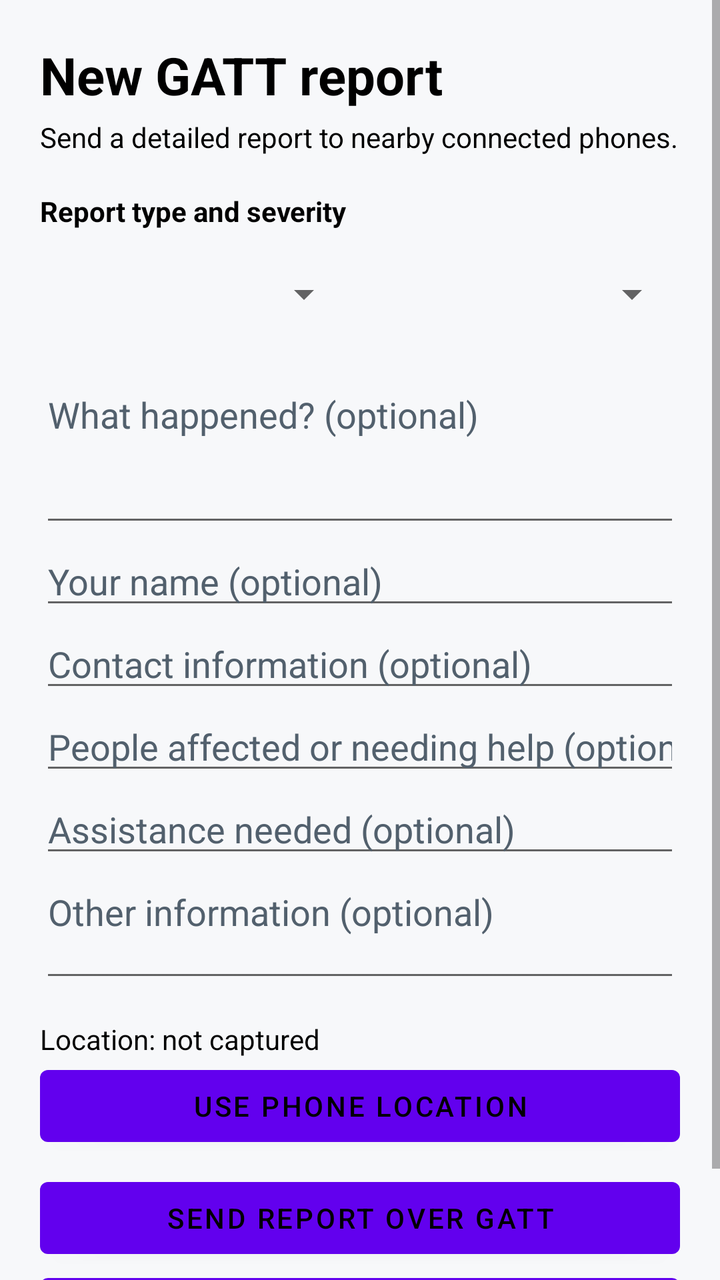
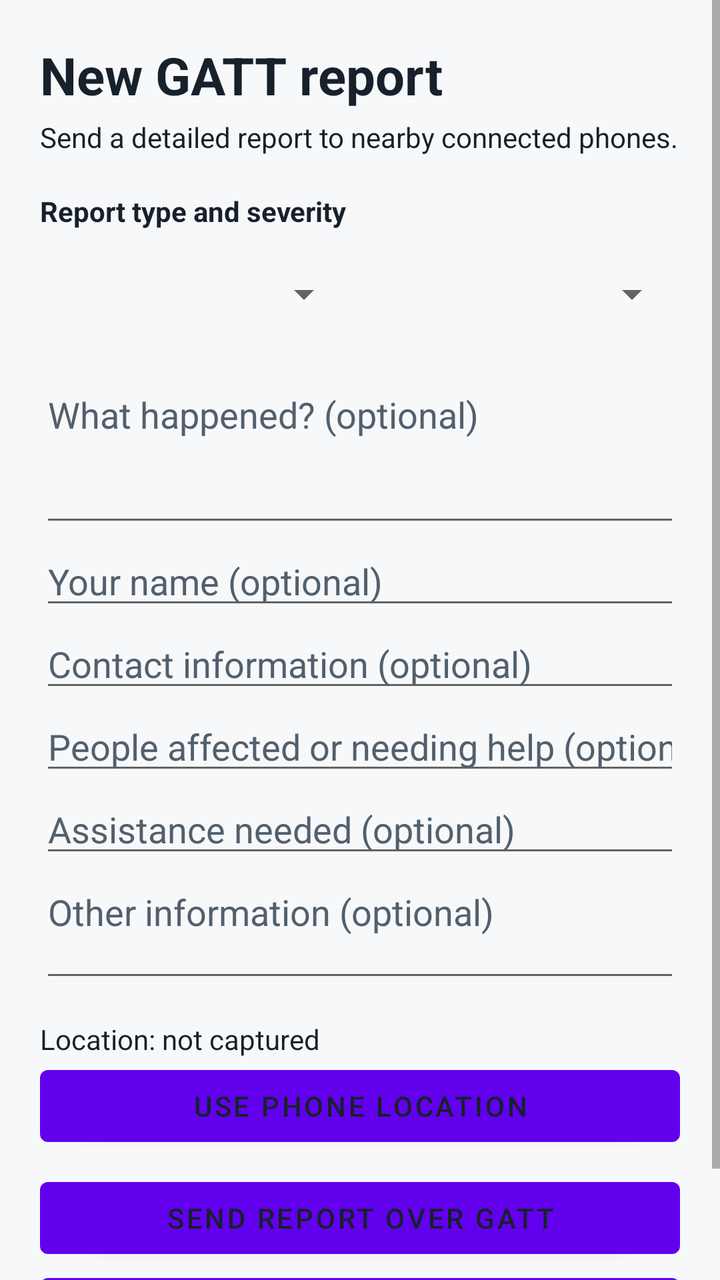

Compare the two renders of this Android layout. The source of the first and the diff that turns it into the second are given below.
<!-- AndroidManifest.xml: application theme Theme.BLEPrototype -->
<!-- res/layout/activity_gatt_report.xml -->
<?xml version="1.0" encoding="utf-8"?>
<ScrollView xmlns:android="http://schemas.android.com/apk/res/android"
    android:layout_width="match_parent"
    android:layout_height="match_parent"
    android:background="#F7F8FA"
    android:fillViewport="true">

    <LinearLayout
        android:layout_width="match_parent"
        android:layout_height="wrap_content"
        android:orientation="vertical"
        android:padding="20dp">

        <TextView
            android:layout_width="match_parent"
            android:layout_height="wrap_content"
            android:text="New GATT report"
            android:textColor="#000000"
            android:textSize="26sp"
            android:textStyle="bold" />

        <TextView
            android:layout_width="match_parent"
            android:layout_height="wrap_content"
            android:layout_marginTop="4dp"
            android:text="Send a detailed report to nearby connected phones."
            android:textColor="#000000"
            android:textSize="14sp" />

        <TextView
            android:layout_width="match_parent"
            android:layout_height="wrap_content"
            android:layout_marginTop="18dp"
            android:text="Report type and severity"
            android:textColor="#000000"
            android:textStyle="bold" />

        <LinearLayout
            android:layout_width="match_parent"
            android:layout_height="wrap_content"
            android:layout_marginTop="6dp"
            android:orientation="horizontal">

            <Spinner
                android:id="@+id/report_type"
                android:layout_width="0dp"
                android:layout_height="52dp"
                android:popupBackground="#000000"
                android:layout_weight="1" />

            <Spinner
                android:id="@+id/report_severity"
                android:layout_width="0dp"
                android:layout_height="52dp"
                android:layout_marginStart="8dp"
                android:popupBackground="#000000"
                android:layout_weight="1" />
        </LinearLayout>

        <EditText
            android:id="@+id/report_description"
            android:layout_width="match_parent"
            android:layout_height="wrap_content"
            android:layout_marginTop="12dp"
            android:gravity="top"
            android:hint="What happened? (optional)"
            android:textColor="#000000"
            android:textColorHint="#52606D"
            android:inputType="textCapSentences|textMultiLine"
            android:minLines="3" />

        <EditText
            android:id="@+id/report_reporter"
            android:layout_width="match_parent"
            android:layout_height="wrap_content"
            android:hint="Your name (optional)"
            android:textColor="#000000"
            android:textColorHint="#52606D"
            android:inputType="textPersonName" />

        <EditText
            android:id="@+id/report_contact"
            android:layout_width="match_parent"
            android:layout_height="wrap_content"
            android:hint="Contact information (optional)"
            android:textColor="#000000"
            android:textColorHint="#52606D"
            android:inputType="text" />

        <EditText
            android:id="@+id/report_people"
            android:layout_width="match_parent"
            android:layout_height="wrap_content"
            android:hint="People affected or needing help (optional)"
            android:textColor="#000000"
            android:textColorHint="#52606D"
            android:inputType="text" />

        <EditText
            android:id="@+id/report_assistance"
            android:layout_width="match_parent"
            android:layout_height="wrap_content"
            android:hint="Assistance needed (optional)"
            android:textColor="#000000"
            android:textColorHint="#52606D"
            android:inputType="textCapSentences" />

        <EditText
            android:id="@+id/report_notes"
            android:layout_width="match_parent"
            android:layout_height="wrap_content"
            android:gravity="top"
            android:hint="Other information (optional)"
            android:textColor="#000000"
            android:textColorHint="#52606D"
            android:inputType="textCapSentences|textMultiLine"
            android:minLines="2" />

        <TextView
            android:id="@+id/report_location"
            android:layout_width="match_parent"
            android:layout_height="wrap_content"
            android:layout_marginTop="14dp"
            android:text="Location: not captured"
            android:textColor="#000000"
            android:textSize="14sp" />

        <Button
            android:id="@+id/report_location_button"
            android:layout_width="match_parent"
            android:layout_height="wrap_content"
            android:textColor="#000000"
            android:text="Use phone location" />

        <Button
            android:id="@+id/report_send_button"
            android:layout_width="match_parent"
            android:layout_height="wrap_content"
            android:layout_marginTop="8dp"
            android:textColor="#000000"
            android:text="Send report over GATT" />

        <Button
            android:id="@+id/report_cancel_button"
            android:layout_width="match_parent"
            android:layout_height="wrap_content"
            android:textColor="#000000"
            android:text="Cancel" />
    </LinearLayout>
</ScrollView>
<!-- resources referenced by this layout -->
<resources>
  <style name="Theme.BLEPrototype" parent="Theme.MaterialComponents.DayNight.NoActionBar">
          <item name="android:statusBarColor">@android:color/black</item>
      </style>
</resources>

<!-- the commit's change to res/layout/activity_gatt_report.xml (unified diff, before → after) -->
@@ -2,7 +2,7 @@
 <ScrollView xmlns:android="http://schemas.android.com/apk/res/android"
     android:layout_width="match_parent"
     android:layout_height="match_parent"
-    android:background="#F7F8FA"
+    android:background="@color/screen_background"
     android:fillViewport="true">
 
     <LinearLayout
@@ -15,7 +15,7 @@
             android:layout_width="match_parent"
             android:layout_height="wrap_content"
             android:text="New GATT report"
-            android:textColor="#000000"
+            android:textColor="@color/text_primary"
             android:textSize="26sp"
             android:textStyle="bold" />
 
@@ -24,7 +24,7 @@
             android:layout_height="wrap_content"
             android:layout_marginTop="4dp"
             android:text="Send a detailed report to nearby connected phones."
-            android:textColor="#000000"
+            android:textColor="@color/text_primary"
             android:textSize="14sp" />
 
         <TextView
@@ -32,7 +32,7 @@
             android:layout_height="wrap_content"
             android:layout_marginTop="18dp"
             android:text="Report type and severity"
-            android:textColor="#000000"
+            android:textColor="@color/text_primary"
             android:textStyle="bold" />
 
         <LinearLayout
@@ -45,7 +45,7 @@
                 android:id="@+id/report_type"
                 android:layout_width="0dp"
                 android:layout_height="52dp"
-                android:popupBackground="#000000"
+                android:popupBackground="@color/card_background"
                 android:layout_weight="1" />
 
             <Spinner
@@ -53,7 +53,7 @@
                 android:layout_width="0dp"
                 android:layout_height="52dp"
                 android:layout_marginStart="8dp"
-                android:popupBackground="#000000"
+                android:popupBackground="@color/card_background"
                 android:layout_weight="1" />
         </LinearLayout>
 
@@ -64,8 +64,8 @@
             android:layout_marginTop="12dp"
             android:gravity="top"
             android:hint="What happened? (optional)"
-            android:textColor="#000000"
-            android:textColorHint="#52606D"
+            android:textColor="@color/text_primary"
+            android:textColorHint="@color/text_secondary"
             android:inputType="textCapSentences|textMultiLine"
             android:minLines="3" />
 
@@ -74,8 +74,8 @@
             android:layout_width="match_parent"
             android:layout_height="wrap_content"
             android:hint="Your name (optional)"
-            android:textColor="#000000"
-            android:textColorHint="#52606D"
+            android:textColor="@color/text_primary"
+            android:textColorHint="@color/text_secondary"
             android:inputType="textPersonName" />
 
         <EditText
@@ -83,8 +83,8 @@
             android:layout_width="match_parent"
             android:layout_height="wrap_content"
             android:hint="Contact information (optional)"
-            android:textColor="#000000"
-            android:textColorHint="#52606D"
+            android:textColor="@color/text_primary"
+            android:textColorHint="@color/text_secondary"
             android:inputType="text" />
 
         <EditText
@@ -92,8 +92,8 @@
             android:layout_width="match_parent"
             android:layout_height="wrap_content"
             android:hint="People affected or needing help (optional)"
-            android:textColor="#000000"
-            android:textColorHint="#52606D"
+            android:textColor="@color/text_primary"
+            android:textColorHint="@color/text_secondary"
             android:inputType="text" />
 
         <EditText
@@ -101,8 +101,8 @@
             android:layout_width="match_parent"
             android:layout_height="wrap_content"
             android:hint="Assistance needed (optional)"
-            android:textColor="#000000"
-            android:textColorHint="#52606D"
+            android:textColor="@color/text_primary"
+            android:textColorHint="@color/text_secondary"
             android:inputType="textCapSentences" />
 
         <EditText
@@ -111,8 +111,8 @@
             android:layout_height="wrap_content"
             android:gravity="top"
             android:hint="Other information (optional)"
-            android:textColor="#000000"
-            android:textColorHint="#52606D"
+            android:textColor="@color/text_primary"
+            android:textColorHint="@color/text_secondary"
             android:inputType="textCapSentences|textMultiLine"
             android:minLines="2" />
 
@@ -122,14 +122,14 @@
             android:layout_height="wrap_content"
             android:layout_marginTop="14dp"
             android:text="Location: not captured"
-            android:textColor="#000000"
+            android:textColor="@color/text_primary"
             android:textSize="14sp" />
 
         <Button
             android:id="@+id/report_location_button"
             android:layout_width="match_parent"
             android:layout_height="wrap_content"
-            android:textColor="#000000"
+            android:textColor="@color/text_primary"
             android:text="Use phone location" />
 
         <Button
@@ -137,7 +137,7 @@
             android:layout_width="match_parent"
             android:layout_height="wrap_content"
             android:layout_marginTop="8dp"
-            android:textColor="#000000"
+            android:textColor="@color/text_primary"
             android:text="Send report over GATT" />
 
         <Button
<!-- resource entries referenced after the edit -->
@@ -1,5 +1,9 @@
 <!-- resources referenced by this layout -->
 <resources>
+  <color name="card_background">#FFFFFF</color>
+  <color name="screen_background">#F7F8FA</color>
+  <color name="text_primary">#17212B</color>
+  <color name="text_secondary">#52606D</color>
   <style name="Theme.BLEPrototype" parent="Theme.MaterialComponents.DayNight.NoActionBar">
           <item name="android:statusBarColor">@android:color/black</item>
       </style>
